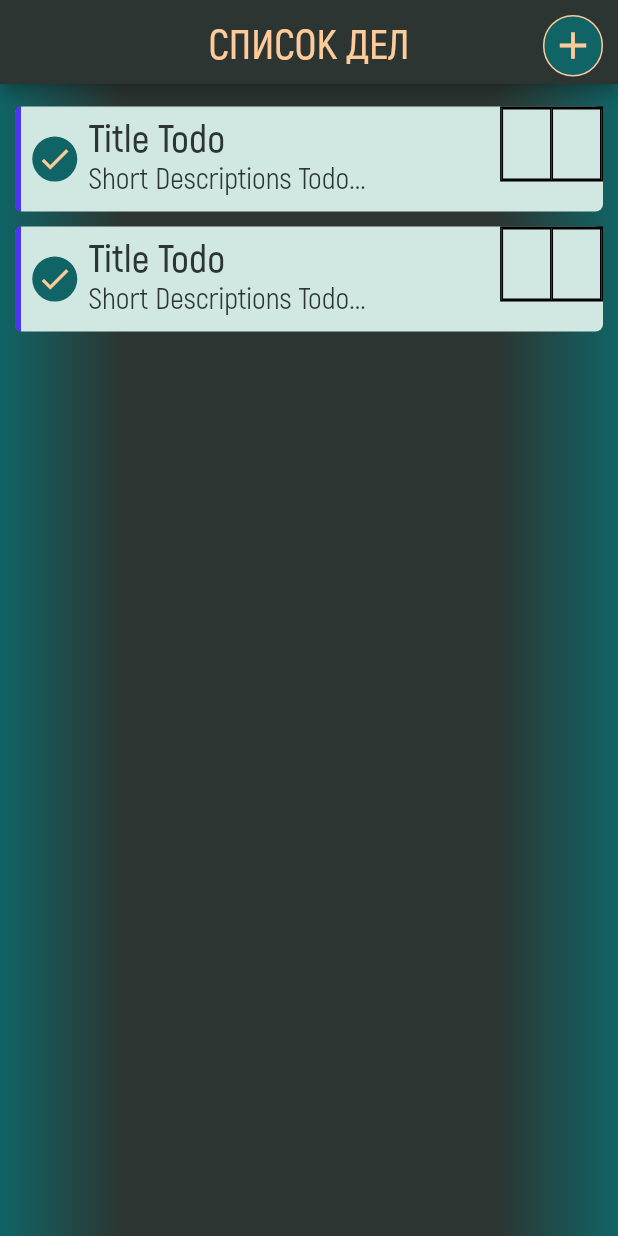
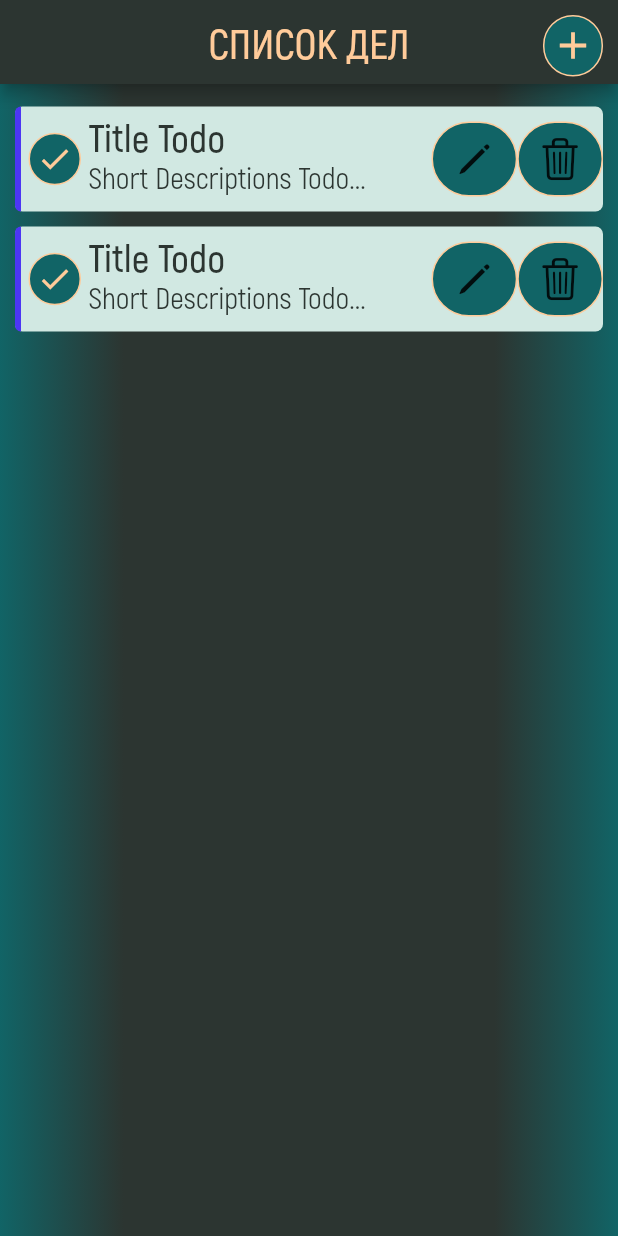
Before and after one commit to yakut54/todolist, a Flutter app: the screen it shows after launch, on a phone screen of 412 x 824 dp. Run offline on Flutter 3.47's test engine with Material 2 defaults, Android fonts, the phone set to English and light mode, and no system bars; drawn by our look-alikes of roundcheckbox.

Commit message:
day 3 test

```diff
--- /dev/null
+++ b/lib/theme/fonts.dart
@@ -0,0 +1,5 @@
+import 'package:flutter/material.dart';
+
+abstract class FontStyle {
+  static const TextStyle medium = TextStyle(fontFamily: 'akrobat');
+}
--- a/lib/widgets/ui/checkbox.dart
+++ b/lib/widgets/ui/checkbox.dart
@@ -7,7 +7,10 @@ final checkbox = Column(
   crossAxisAlignment: CrossAxisAlignment.center,
   children: <Widget>[
     RoundCheckBox(
-      border: Border.all(width: 1, color: GeneralColors.darkTurquoise),
+      border: Border.all(
+        width: 1,
+        color: GeneralColors.orangePeach,
+      ),
       onTap: (selected) {
         print('RoundCheckBox');
       },
@@ -17,7 +20,7 @@ final checkbox = Column(
         color: GeneralColors.orangePeach,
       ),
       isChecked: true,
-      size: 30,
+      size: 35,
       checkedWidget: const Icon(
         Icons.check,
         color: GeneralColors.orangePeach,
--- a/lib/widgets/ui/tile.dart
+++ b/lib/widgets/ui/tile.dart
@@ -1,3 +1,4 @@
+import 'package:flutter/cupertino.dart';
 import 'package:flutter/material.dart';
 import 'package:todolist/theme/colors.dart';
 import 'package:todolist/widgets/ui/checkbox.dart';
@@ -47,15 +48,17 @@ class TaleBtn extends StatelessWidget {
               ],
             ),
             Expanded(
-              flex: 4,
+              flex: 2,
               child: Column(
                 children: [
                   Container(
                     height: 35,
                     child: Align(
                       alignment: Alignment.bottomLeft,
-                      child:
-                          Text('Title Todo', style: theme.textTheme.bodyLarge),
+                      child: Text(
+                        'Title Todo',
+                        style: theme.textTheme.bodyLarge,
+                      ),
                     ),
                   ),
                   Container(
@@ -65,6 +68,7 @@ class TaleBtn extends StatelessWidget {
                       child: Text(
                         'Short Descriptions Todo...',
                         maxLines: 1,
+                        overflow: TextOverflow.ellipsis,
                         softWrap: false,
                         style: theme.textTheme.bodyMedium,
                       ),
@@ -77,33 +81,59 @@ class TaleBtn extends StatelessWidget {
               flex: 1,
               child: Column(
                 children: [
-                  Container(
-                    height: 50,
-                    decoration: BoxDecoration(border: Border.all(width: 1)),
+                  SizedBox(
+                    height: 70,
                     child: Row(
+                      crossAxisAlignment: CrossAxisAlignment.center,
+                      mainAxisAlignment: MainAxisAlignment.center,
                       children: [
                         Expanded(
                           flex: 1,
                           child: Container(
-                            width: 40,
-                            decoration:
-                                BoxDecoration(border: Border.all(width: 1)),
+                            // width: 35,
+                            // height: 35,
+                            decoration: BoxDecoration(
+                              color: GeneralColors.darkTurquoise,
+                              borderRadius: BorderRadius.circular(50),
+                              border: Border.all(
+                                width: 1,
+                                color: GeneralColors.orangePeach,
+                              ),
+                            ),
+                            child: IconButton(
+                              icon: const Icon(
+                                CupertinoIcons.pencil,
+                                size: 30,
+                              ),
+                              onPressed: () {},
+                            ),
                           ),
                         ),
                         Expanded(
                           flex: 1,
                           child: Container(
-                            width: 45,
-                            decoration:
-                                BoxDecoration(border: Border.all(width: 1)),
+                            // width: 35,
+                            // height: 35,
+                            decoration: BoxDecoration(
+                              color: GeneralColors.darkTurquoise,
+                              borderRadius: BorderRadius.circular(50),
+                              border: Border.all(
+                                width: 1,
+                                color: GeneralColors.orangePeach,
+                              ),
+                            ),
+                            child: IconButton(
+                              icon: const Icon(
+                                CupertinoIcons.delete,
+                                size: 30,
+                              ),
+                              onPressed: () {},
+                            ),
                           ),
                         ),
                       ],
                     ),
                   ),
-                  Container(
-                    height: 20,
-                  )
                 ],
               ),
             )
@@ -113,11 +143,3 @@ class TaleBtn extends StatelessWidget {
     );
   }
 }
-
-// Container(
-//             height: 4,
-//             decoration: const BoxDecoration(
-//               color: Colors.red,
-
-//             ),
-//           ),
--- a/pubspec.yaml
+++ b/pubspec.yaml
@@ -10,7 +10,6 @@ dependencies:
   flutter:
     sdk: flutter
   roundcheckbox: ^2.0.5
-
   cupertino_icons: ^1.0.2
 
 dev_dependencies:
```
